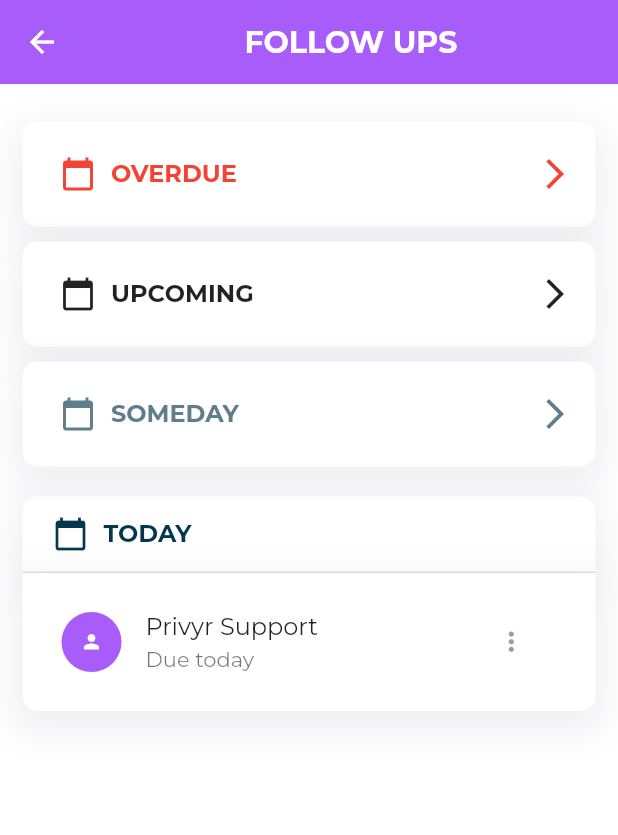
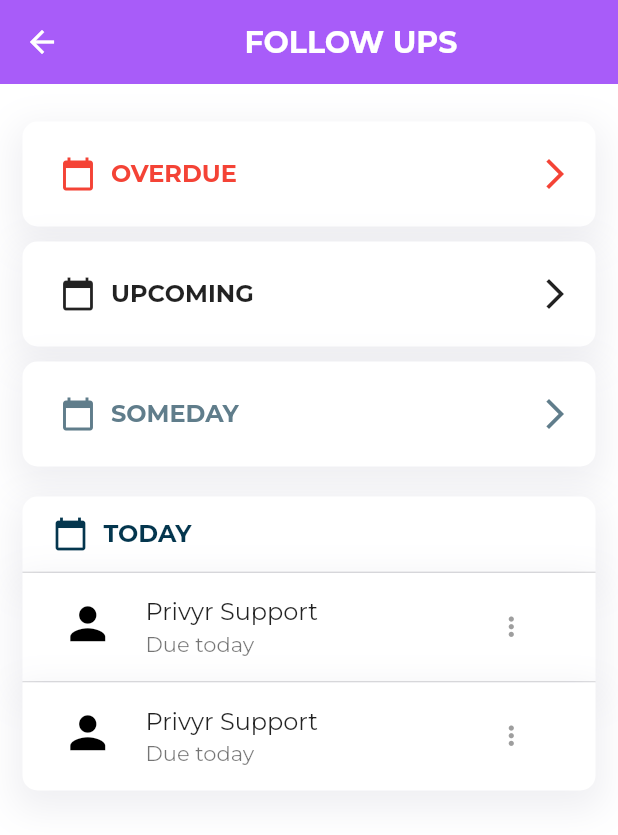
Before and after one commit to WSTInterns/Leado, a Flutter app: the MyAppSak screen opened directly, on a phone screen of 412 x 824 dp. Shown: the top 835 px of the screen. Run offline on Flutter 3.47's test engine with Material 2 defaults, Android fonts, the phone set to English and light mode, and no system bars; our stand-ins replace cloud_firestore, contacts_service, file_picker, firebase_auth, firebase_core, firebase_storage and 6 more; missing offline and left inert: another_stepper, dart:ffi; accounts and stored records are empty.

Commit message:
Minor changes

```diff
--- a/brew_crew/lib/screens/home/screen2/followmain.dart
+++ b/brew_crew/lib/screens/home/screen2/followmain.dart
@@ -1,3 +1,4 @@
+import 'package:brew_crew/screens/home/screen2/followup4.dart';
 import 'package:flutter/material.dart';
 import 'package:flutter/cupertino.dart';
 import 'followUp3.dart';
@@ -379,7 +380,53 @@ class _MyAppSak extends State<MyAppSak> {
                 );
               },
               child: Container(
-                padding: EdgeInsets.fromLTRB(10, 10, 10, 10),
+                padding: EdgeInsets.fromLTRB(10, 0, 10, 0),
+                decoration: BoxDecoration(
+                  color: Colors.white,
+                  boxShadow: [
+                    BoxShadow(
+                      color: const Color.fromRGBO(50, 50, 93, 0.25)
+                          .withOpacity(0.08),
+                      // color: const Color.fromRGBO(0, 0, 0, 0.3).withOpacity(0.1),
+                      spreadRadius: 5,
+                      blurRadius: 20,
+                      offset: const Offset(0, 8), // changes position of shadow
+                    ),
+                  ],
+                ),
+                child: ListTile(
+                  tileColor: Colors.white,
+                  leading: Icon(
+                    Icons.person,
+                    color: Colors.black,
+                    size: 35,
+                  ),
+                  title: Text("Privyr Support",
+                      style: TextStyle(fontFamily: "Montserrat")),
+                  subtitle: Text("Due today",
+                      style: TextStyle(fontFamily: "Montserrat")),
+                  trailing: CupertinoButton(
+                    onPressed: () => _showActionSheet(context),
+                    child: const Icon(
+                      Icons.more_vert,
+                      color: Colors.grey,
+                    ),
+                  ),
+                ),
+              ),
+            ),
+            Divider(
+              height: 1,
+            ),
+            InkWell(
+              onTap: () {
+                Navigator.push(
+                  context,
+                  MaterialPageRoute(builder: (context) => FollowUp4()),
+                );
+              },
+              child: Container(
+                padding: EdgeInsets.fromLTRB(10, 0, 10, 0),
                 decoration: BoxDecoration(
                   borderRadius: BorderRadius.only(
                       bottomLeft: Radius.circular(10),
@@ -398,24 +445,15 @@ class _MyAppSak extends State<MyAppSak> {
                 ),
                 child: ListTile(
                   tileColor: Colors.white,
-                  leading: CircleAvatar(
-                    backgroundColor: Color(0xffA85CF9),
-                    radius: 20,
-                    child: Icon(
-                      Icons.person,
-                      color: Colors.white,
-                      size: 15,
-                    ),
+                  leading: Icon(
+                    Icons.person,
+                    color: Colors.black,
+                    size: 35,
                   ),
                   title: Text("Privyr Support",
                       style: TextStyle(fontFamily: "Montserrat")),
-                  subtitle: Row(
-                    children: [
-                      Text("Due today",
-                          style: TextStyle(fontFamily: "Montserrat")),
-                      Spacer(),
-                    ],
-                  ),
+                  subtitle: Text("Due today",
+                      style: TextStyle(fontFamily: "Montserrat")),
                   trailing: CupertinoButton(
                     onPressed: () => _showActionSheet(context),
                     child: const Icon(
```
